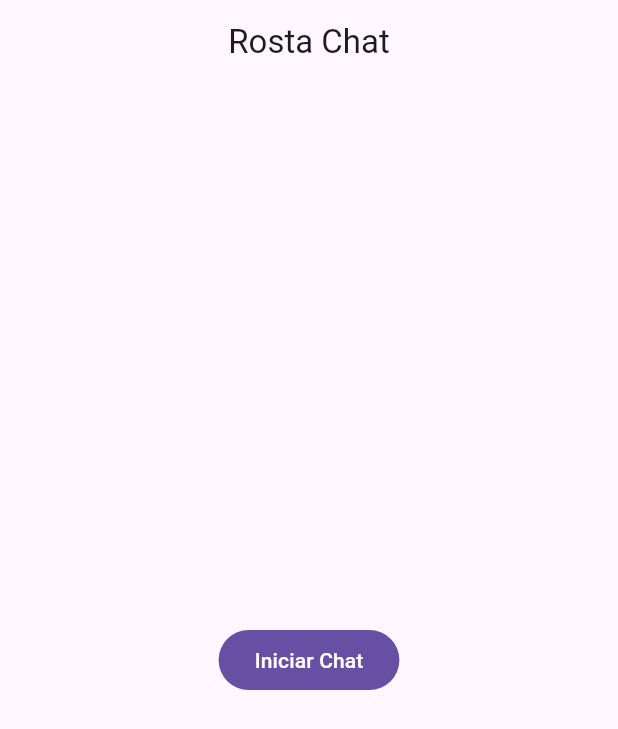
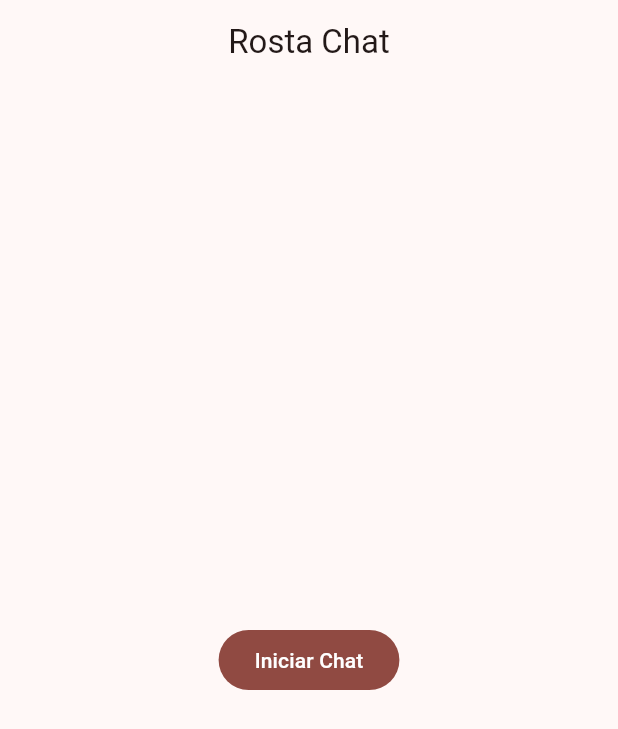
Before and after one commit to RodStazzi/curso_flutter, a Flutter app: the screen it shows after launch, on a phone screen of 412 x 824 dp. Shown: the top 729 px of the screen. Run offline on Flutter 3.47's test engine with Material 3 defaults, Android fonts, the light colour scheme and no system bars.

Commit message:
app chat III

```diff
--- /dev/null
+++ b/d_app_chat/lib/config/theme/app_theme.dart
@@ -0,0 +1,29 @@
+import 'package:flutter/material.dart';
+
+const Color _custom = Color.fromARGB(255, 255, 0, 204);
+const List<Color> customThemes = [
+  _custom,
+  Colors.yellowAccent,
+  Colors.greenAccent,
+  Colors.blueAccent,
+  Colors.red,
+  Colors.black,
+  Colors.white
+];
+
+class AppTheme {
+
+final int selector;
+
+AppTheme({this.selector = 0})
+:assert(
+selector >= 0 && selector < customThemes.length, 'El selector debe estar entre 0 y ${customThemes.length - 1}'
+);
+
+    ThemeData theme(){
+      return ThemeData(useMaterial3: true,
+      colorSchemeSeed: customThemes[selector],
+      //brightness: Brightness.dark,
+      );
+    }
+}
--- a/d_app_chat/lib/main.dart
+++ b/d_app_chat/lib/main.dart
@@ -1,4 +1,5 @@
 import 'package:flutter/material.dart';
+import 'package:d_app_chat/config/theme/app_theme.dart';
 
 void main() {
   runApp(const MyApp());
@@ -13,6 +14,7 @@ class MyApp extends StatelessWidget {
     return MaterialApp(
       title: 'Rosta Chat',
       debugShowCheckedModeBanner: false,
+      theme: AppTheme(selector: 4).theme(),
       home: Scaffold(
         appBar: AppBar(
           title: Text('Rosta Chat'),
```
